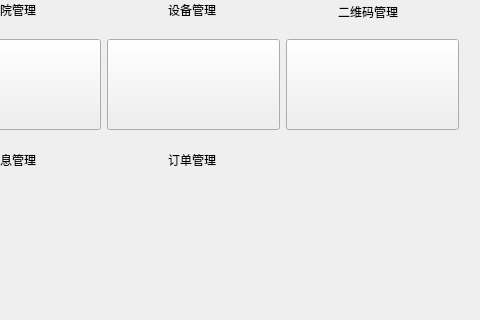
The window that app/view/main/mainWindowui.ui (hello3306/wangyiyun-pyqt5) describes before a commit, drawn with Qt 5; both pictures show x 272 to 752 and y 126 to 446 of the 752 by 584 pixel window.
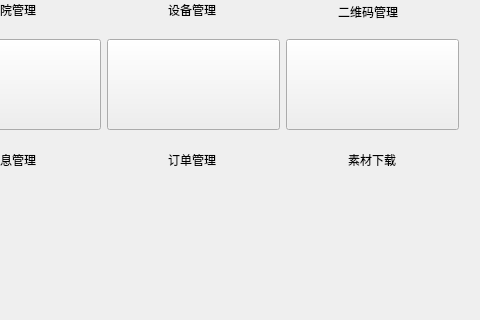
The same window after the commit. Icons and pictures are not drawn.

```diff
--- a/app/view/main/mainWindowui.ui
+++ b/app/view/main/mainWindowui.ui
@@ -108,7 +108,7 @@
      <string>订单管理</string>
     </property>
    </widget>
-   <widget class="QWidget" name="">
+   <widget class="QWidget" name="layoutWidget">
     <property name="geometry">
      <rect>
       <x>20</x>
@@ -323,7 +323,7 @@
      </item>
     </layout>
    </widget>
-   <widget class="QWidget" name="">
+   <widget class="QWidget" name="layoutWidget">
     <property name="geometry">
      <rect>
       <x>20</x>
@@ -525,6 +525,19 @@
      </item>
     </layout>
    </widget>
+   <widget class="QLabel" name="label_8">
+    <property name="geometry">
+     <rect>
+      <x>620</x>
+      <y>280</y>
+      <width>54</width>
+      <height>12</height>
+     </rect>
+    </property>
+    <property name="text">
+     <string>素材下载</string>
+    </property>
+   </widget>
   </widget>
   <widget class="QMenuBar" name="menubar">
    <property name="geometry">
```
Left out of the diff: 10 changed lines with no effect on the pictures.
